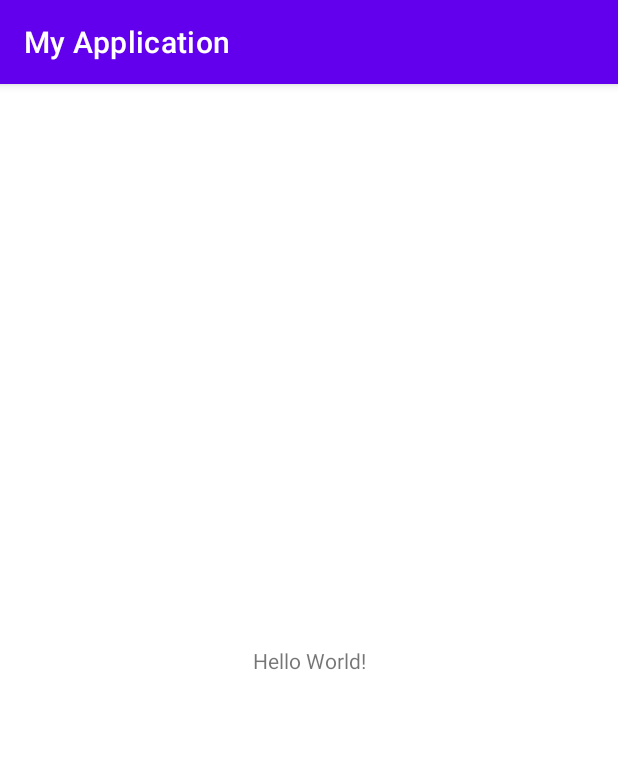
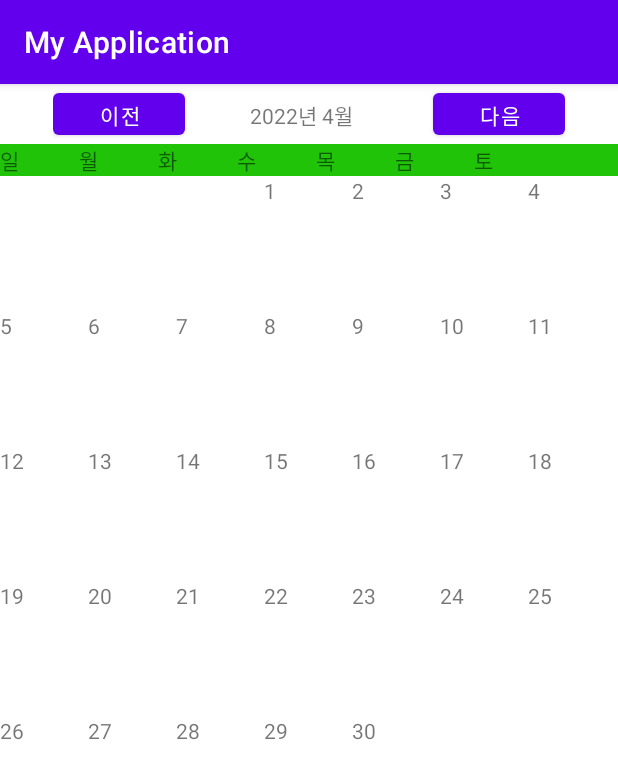
Before and after one commit to shshjhjh4455/MyApplication, an Android app: the screen it shows after launch (MainActivity before the commit, MonthViewActivity after it), on a phone screen of 412 x 824 dp. Shown: the top 779 px of the screen. Run offline under Robolectric (Android 15) with nearby library versions, the phone set to English and light mode, and no system bars.

Commit message:
jiwan
Co-Authored-By: shshjhjh4455 <44297309+shshjhjh4455@users.noreply.github.com>

```diff
--- a/app/src/main/AndroidManifest.xml
+++ b/app/src/main/AndroidManifest.xml
@@ -10,11 +10,10 @@
         android:supportsRtl="true"
         android:theme="@style/Theme.MyApplication">
         <activity
-            android:name=".MainActivity"
+            android:name=".MonthViewActivity"
             android:exported="true">
             <intent-filter>
                 <action android:name="android.intent.action.MAIN" />
-
                 <category android:name="android.intent.category.LAUNCHER" />
             </intent-filter>
         </activity>
--- a/app/src/main/java/com/example/myapplication/MainActivity.java
+++ /dev/null
@@ -1,14 +0,0 @@
-package com.example.myapplication;
-
-import androidx.appcompat.app.AppCompatActivity;
-
-import android.os.Bundle;
-
-public class MainActivity extends AppCompatActivity {
-
-    @Override
-    protected void onCreate(Bundle savedInstanceState) {
-        super.onCreate(savedInstanceState);
-        setContentView(R.layout.activity_main);
-    }
-}
--- /dev/null
+++ b/app/src/main/java/com/example/myapplication/MonthViewActivity.java
@@ -0,0 +1,129 @@
+package com.example.myapplication;
+
+import androidx.appcompat.app.AppCompatActivity;
+
+import android.content.Intent;
+import android.os.Bundle;
+import android.view.View;
+import android.widget.GridView;
+import android.widget.TextView;
+import android.widget.Toast;
+
+import java.util.ArrayList;
+import java.util.Calendar;
+
+public class MonthViewActivity extends AppCompatActivity {
+
+    GridView gridView;
+    static MonthViewAdapter adapter;
+    ArrayList<My_date> dates;
+
+    int year, month, lastdate, day, dow;
+    //날짜의 계산과 해당 월의 시작 요일의 계산을 위한 변수 생성
+    //day 는 현재 날짜를 1일으로 설정하기 위한 변수
+    //dow 는 1일으로 설정된 현재날짜가 무슨 요일인지 판단하기 위한 변수
+
+    @Override
+    protected void onCreate(Bundle savedInstanceState) {
+        super.onCreate(savedInstanceState);
+        setContentView(R.layout.activity_main);
+
+        Calendar calendar = Calendar.getInstance();
+
+        year = calendar.get(Calendar.YEAR);
+        month = calendar.get(Calendar.MONTH) + 1;
+        lastdate = calendar.getActualMaximum(Calendar.DATE);
+
+        day = calendar.get(Calendar.DATE);
+
+        calendar.add(day,(-day + 1));
+
+        day = calendar.get(Calendar.DATE);
+
+        dow = calendar.get(Calendar.DAY_OF_WEEK);
+//      Calendar 를 이용해 현재 년도, 월, 해당 월의 최대 날짜(30,31) 를 구해준다
+//      day와 dow를 이용해 앞서 말한 것 처럼 현재 날짜를 1일으로 바꾸고 요일을 구해 각 변수에 저장한다.(1=일요일,2=월요일...7=토요일)
+
+        TextView tv_Month = (TextView) findViewById(R.id.textview_Month);
+        tv_Month.setText("          " + year + "년 " + month + "월");
+//      시작했을 때 보여지는 월력의 정보를 해당위치의 텍스트뷰에 setText 해준다.
+
+        dates = new ArrayList<>();
+
+        for(int j = 1; j < dow; j ++) {
+            dates.add(new My_date(0));
+        }
+//      해당 월의 1일의 요일 위치를 저장한 dow를 이용해 해당 요일의 앞부분은 0을 입력해 dates에 추가한다.
+//      ex) 화요일일 경우 dow = 3; for문을 j 가 1, 2 일때 두번 반복하여 일요일과 월요일 칸을 비어보이게 작성
+        for(int i = 1; i <= lastdate; i ++) {
+            dates.add(new My_date(i));
+        }
+//      현재 월의 최대 일수가 저장된 lastdate를 이용해 i가 1부터 최대 일수까지 증가하게 하여 해당 일자를 dates에 순서대로 추가한다.
+
+        gridView = findViewById(R.id.gridview_month);
+        adapter = new MonthViewAdapter(this, R.layout.date_item , dates);
+        gridView.setAdapter(adapter);
+    }
+    public void onClick(View view) {
+
+        Calendar calendar = Calendar.getInstance();
+        TextView tv_Month = (TextView) findViewById(R.id.textview_Month);
+
+        switch (view.getId()) {
+            case R.id.before_Month: //이전 버튼이 눌렸을 때
+                calendar.set(year,month-2, day); //현재 날짜에서 월만 -1 해준다(month의 범위가 0~11이기 때문에 -1 하기 위해 month -2 를 입력해준다.
+
+                year = calendar.get(Calendar.YEAR);
+                month = calendar.get(Calendar.MONTH) + 1;
+                lastdate = calendar.getActualMaximum(Calendar.DATE);
+
+                tv_Month.setText("          " + year + "년 " + month + "월");
+
+                dates.clear();
+
+                dow = calendar.get(Calendar.DAY_OF_WEEK);
+                for(int j = 1; j < dow; j ++) {
+                    dates.add(new My_date(0));
+                }
+                for(int i = 1; i <= lastdate; i ++) {
+                    dates.add(new My_date(i));
+                }
+//              바뀐 월에 맞추어 dates를 clear() 한 이후 월력을 새로 입력한다.
+                adapter = new MonthViewAdapter(this, R.layout.date_item, dates);
+                adapter.notifyDataSetChanged();
+                gridView.setAdapter(adapter);
+//              바뀐 월력을 갱신하기 위해 어댑터를 새로 생성하고 notifyDataSetChanged()를 호출한 이후 gridView에 새로 어댑터를 set한다.
+//              참조 : https://docko.tistory.com/273
+                break;
+
+            case R.id.next_Month:
+                calendar.set(year,month,day);
+//              위와 같은 이유로 month 에 Calendar.MONTH + 1 이 저장되어 있기 때문에 month를 그대로 입력해준다.
+                year = calendar.get(Calendar.YEAR);
+                month = calendar.get(Calendar.MONTH) + 1;
+                lastdate = calendar.getActualMaximum(Calendar.DATE);
+
+                tv_Month.setText("          " + year + "년 " + month + "월");
+
+                dates.clear();
+
+                dow = calendar.get(Calendar.DAY_OF_WEEK);
+                for(int j = 1; j < dow; j ++) {
+                    dates.add(new My_date(0));
+                }
+                for(int i = 1; i <= lastdate; i ++) {
+                    dates.add(new My_date(i));
+                }
+                adapter = new MonthViewAdapter(this, R.layout.date_item, dates);
+                adapter.notifyDataSetChanged();
+                gridView.setAdapter(adapter);
+                break;
+//              이전 버튼과 동일하다.
+            case R.id.textview_date:
+                Toast.makeText(MonthViewActivity.this, String.format("%d.%d.", year, month),
+                        Toast.LENGTH_LONG).show();
+//              월력에서 특정 일이 클릭되었을때 선택된 일의 정보 년,월,일 을 출력한다.
+                break;
+        }
+    }
+}
--- /dev/null
+++ b/app/src/main/java/com/example/myapplication/MonthViewAdapter.java
@@ -0,0 +1,55 @@
+package com.example.myapplication;
+
+import android.content.Context;
+import android.view.LayoutInflater;
+import android.view.View;
+import android.view.ViewGroup;
+import android.widget.BaseAdapter;
+import android.widget.TextView;
+
+import java.util.ArrayList;
+
+public class MonthViewAdapter extends BaseAdapter {
+
+    private Context mContext;
+    private int mResource;
+    private ArrayList<My_date> mdates;
+
+
+    public MonthViewAdapter(Context context, int Resource, ArrayList<My_date> dates) {
+        mContext = context;
+        mResource = Resource;
+        mdates = dates;
+    }
+
+    @Override
+    public int getCount() {
+        return mdates.size();
+    }
+
+    @Override
+    public Object getItem(int position) {
+        return mdates.get(position);
+    }
+
+    @Override
+    public long getItemId(int position) {
+        return position;
+    }
+
+    @Override
+    public View getView(int position, View convertView, ViewGroup parent) {
+        if(convertView == null) {
+            LayoutInflater inflater = (LayoutInflater) mContext.getSystemService(Context.LAYOUT_INFLATER_SERVICE);
+            convertView = inflater.inflate(mResource, parent,false);
+        }
+
+        TextView tv_date = convertView.findViewById(R.id.textview_date);
+        if(mdates.get(position).date > 0)
+            tv_date.setText(String.valueOf(mdates.get(position).date));
+        else
+            tv_date.setText(" ");
+
+        return convertView;
+    }
+}
--- /dev/null
+++ b/app/src/main/java/com/example/myapplication/My_date.java
@@ -0,0 +1,11 @@
+package com.example.myapplication;
+
+public class My_date {
+    int date;
+
+    My_date(int date) {
+        this.date = date;
+    }
+// 그리드뷰에 배치할 아이템을 위해 아이템(My_date)클래스를 생성한다
+// 배치될 아이템의 레이아웃에 들어갈 정보인 날짜 정보 date를 가진 멤버변수로 작성한다.
+}
--- a/app/src/main/res/layout/activity_main.xml
+++ b/app/src/main/res/layout/activity_main.xml
@@ -1,18 +1,54 @@
 <?xml version="1.0" encoding="utf-8"?>
-<androidx.constraintlayout.widget.ConstraintLayout xmlns:android="http://schemas.android.com/apk/res/android"
+<LinearLayout xmlns:android="http://schemas.android.com/apk/res/android"
     xmlns:app="http://schemas.android.com/apk/res-auto"
     xmlns:tools="http://schemas.android.com/tools"
     android:layout_width="match_parent"
     android:layout_height="match_parent"
-    tools:context=".MainActivity">
+    tools:context=".MonthViewActivity"
+    android:orientation="vertical">
+    <LinearLayout
+        android:layout_width="wrap_content"
+        android:layout_height="40dp"
+        android:layout_gravity="center_horizontal">
+        <Button
+            android:id="@+id/before_Month"
+            android:layout_width="wrap_content"
+            android:layout_height="wrap_content"
+            android:text="이전"
+            android:onClick="onClick"/>
+        <TextView
+            android:id="@+id/textview_Month"
+            android:layout_width="165dp"
+            android:layout_height="wrap_content"
+            android:padding="10dp"
+            android:layout_gravity="center"/>
+        <Button
+            android:id="@+id/next_Month"
+            android:layout_width="wrap_content"
+            android:layout_height="wrap_content"
+            android:text="다음"
+            android:onClick="onClick"/>
+    </LinearLayout>
 
     <TextView
-        android:layout_width="wrap_content"
+        android:layout_width="match_parent"
         android:layout_height="wrap_content"
-        android:text="Hello World!"
-        app:layout_constraintBottom_toBottomOf="parent"
-        app:layout_constraintLeft_toLeftOf="parent"
-        app:layout_constraintRight_toRightOf="parent"
-        app:layout_constraintTop_toTopOf="parent" />
+        android:background="#20C308"
+        android:text="@string/day_name"/>
 
-</androidx.constraintlayout.widget.ConstraintLayout>
+    <LinearLayout
+        android:layout_width="match_parent"
+        android:layout_height="wrap_content">
+
+        <GridView
+            android:id="@+id/gridview_month"
+            android:layout_width="wrap_content"
+            android:layout_height="wrap_content"
+            android:numColumns="7"
+            tools:listitem="@layout/date_item"/>
+<!--        달력을 그리드뷰로 표현하기 위해 numColumns 를 이용해 7열으로 설정한다.
+            각 날짜는 아이템 리소스파일을 생성해 만들어준 후tools:listitem 을 이용해 아이템 정보를 가져와 그리드뷰에 배치한다.-->
+
+    </LinearLayout>
+
+</LinearLayout>
--- /dev/null
+++ b/app/src/main/res/layout/date_item.xml
@@ -0,0 +1,13 @@
+<?xml version="1.0" encoding="utf-8"?>
+<LinearLayout xmlns:android="http://schemas.android.com/apk/res/android"
+    android:layout_width="match_parent"
+    android:layout_height="match_parent">
+
+    <TextView
+        android:id="@+id/textview_date"
+        android:layout_width="match_parent"
+        android:layout_height="90dp"
+        android:hint="n"
+        android:onClick="onClick"
+        />
+</LinearLayout>
--- a/app/src/main/res/values/strings.xml
+++ b/app/src/main/res/values/strings.xml
@@ -1,3 +1,4 @@
 <resources>
     <string name="app_name">My Application</string>
+    <string name="day_name">"일            월            화            수            목            금            토"</string>
 </resources>
```
